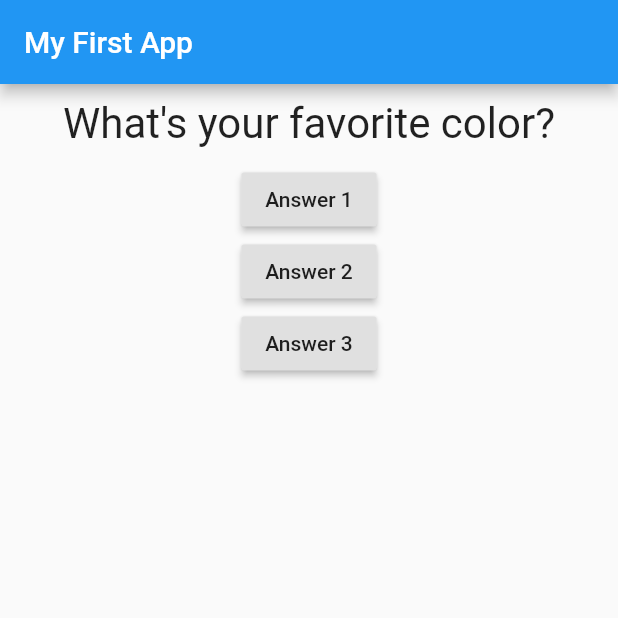
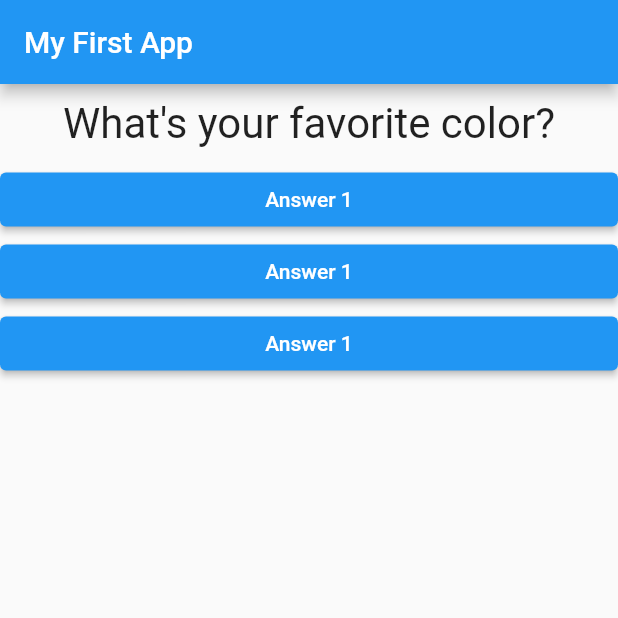
Before and after one commit to candidoalfilho/FlutterQuiz, a Flutter app: the screen it shows after launch, on a phone screen of 412 x 824 dp, the top half of it. Run offline on Flutter 3.47's test engine with Material 2 defaults, Android fonts, the light colour scheme and no system bars.

Commit message:
Styling the answer buttons

```diff
--- /dev/null
+++ b/lib/answer.dart
@@ -0,0 +1,23 @@
+import 'package:flutter/material.dart';
+
+class Answer extends StatelessWidget {
+  final Function selectHandler;
+
+  Answer(this.selectHandler);
+
+
+  @override
+  Widget build(BuildContext context) {
+    return Container(
+      width: double.infinity,
+      child: ElevatedButton(
+              style: ButtonStyle(
+                backgroundColor: MaterialStateProperty.all(Colors.blue),
+              ),
+              child: Text('Answer 1'),
+              onPressed: selectHandler,
+            ),
+
+    );
+  }
+}
--- a/lib/main.dart
+++ b/lib/main.dart
@@ -1,6 +1,7 @@
 import 'package:flutter/material.dart';
 
 import './question.dart';
+import './answer.dart';
 
 void main() {
   runApp(MyApp());
@@ -38,18 +39,9 @@ class _MyAppState extends State<MyApp> {
         body: Column(
           children: [
             Question(questions[_questionIndex]),
-            RaisedButton(
-              child: Text('Answer 1'),
-              onPressed: _answerQuestion,
-            ),
-            RaisedButton(
-              child: Text('Answer 2'),
-              onPressed: _answerQuestion,
-            ),
-            RaisedButton(
-              child: Text('Answer 3'),
-              onPressed: _answerQuestion,
-            ),
+            Answer(_answerQuestion),
+            Answer(_answerQuestion),
+            Answer(_answerQuestion),
           ],
         ),
       ),
```
